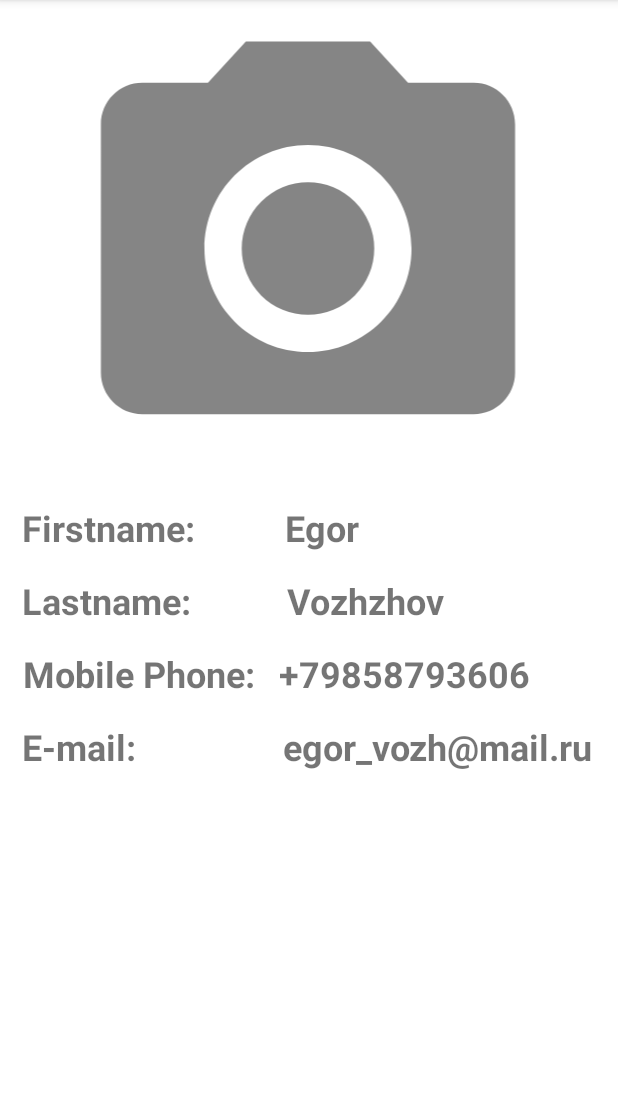
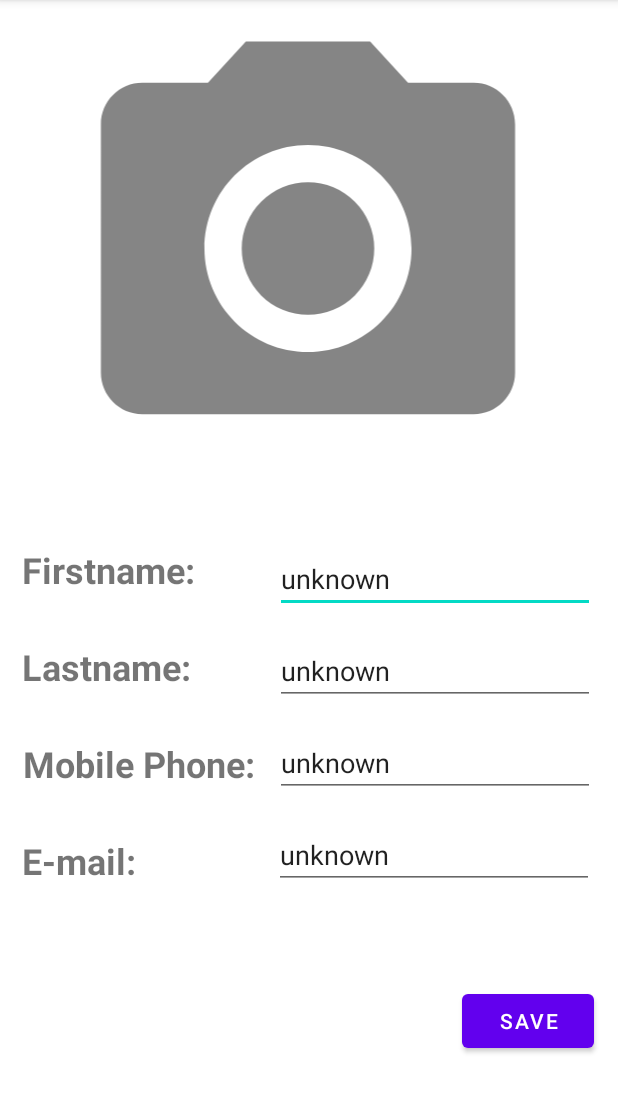
Before and after one commit to egorvozhzhov/MireaProject, an Android app: the fragment CameraFragment shown on its own in the app's theme, on a phone screen of 412 x 824 dp, the part 84-1197 px from its top. Run offline under Robolectric (Android 15) with nearby library versions, the phone set to English and light mode, and no system bars; pictures from the network do not load.

Commit message:
camera recorder temperature Add SharedPrefSettings to Profile

```diff
--- a/app/src/main/java/ru/mirea/vozhzhovea/mireaproject/CameraFragment.java
+++ b/app/src/main/java/ru/mirea/vozhzhovea/mireaproject/CameraFragment.java
@@ -3,7 +3,9 @@ package ru.mirea.vozhzhovea.mireaproject;
 import static android.Manifest.permission.WRITE_EXTERNAL_STORAGE;
 
 import android.app.Activity;
+import android.content.Context;
 import android.content.Intent;
+import android.content.SharedPreferences;
 import android.content.pm.PackageManager;
 import android.net.Uri;
 import android.os.Bundle;
@@ -54,20 +56,11 @@ public class CameraFragment extends Fragment {
     // TODO: Rename and change types of parameters
     private String mParam1;
     private String mParam2;
-
+    //SharedPreferences secureSharedPreferences = null;
     public CameraFragment() {
         // Required empty public constructor
     }
 
-    /**
-     * Use this factory method to create a new instance of
-     * this fragment using the provided parameters.
-     *
-     * @param param1 Parameter 1.
-     * @param param2 Parameter 2.
-     * @return A new instance of fragment CameraFragment.
-     */
-    // TODO: Rename and change types and number of parameters
     public static CameraFragment newInstance(String param1, String param2) {
         CameraFragment fragment = new CameraFragment();
         Bundle args = new Bundle();
@@ -92,6 +85,28 @@ public class CameraFragment extends Fragment {
         super.onCreate(savedInstanceState);
         binding = FragmentCameraBinding.inflate(inflater, container, false);
         View view = binding.getRoot();
+
+        SharedPreferences sharedPref = getActivity().getSharedPreferences("profile_info", Context.MODE_PRIVATE);;
+        String name = sharedPref.getString("NAME", "unknown");
+        String lastname = sharedPref.getString("LASTNAME", "unknown");
+        String phone= sharedPref.getString("PHONE", "unknown");
+        String mail = sharedPref.getString("MAIL", "unknown");
+        binding.edName.setText(name);
+        binding.edLastName.setText(lastname);
+        binding.edPhone.setText(phone);
+        binding.etMail.setText(mail);
+
+        binding.btnSave.setOnClickListener(new View.OnClickListener() {
+            @Override
+            public void onClick(View v) {
+                SharedPreferences.Editor editor = sharedPref.edit();
+                editor.putString("NAME", binding.edName.getText().toString());
+                editor.putString("LASTNAME", binding.edLastName.getText().toString());
+                editor.putString("PHONE", binding.edPhone.getText().toString());
+                editor.putString("MAIL", binding.etMail.getText().toString());
+                editor.apply();
+            }
+        });
 
         int cameraPermissionStatus = ContextCompat.checkSelfPermission(getContext(), android.Manifest.permission.CAMERA);
         int storagePermissionStatus = ContextCompat.checkSelfPermission(getContext(), WRITE_EXTERNAL_STORAGE);
@@ -159,4 +174,5 @@ public class CameraFragment extends Fragment {
                     && grantResults[0] == PackageManager.PERMISSION_GRANTED;
         }
     }
+
 }
--- a/app/src/main/java/ru/mirea/vozhzhovea/mireaproject/MainActivity.java
+++ b/app/src/main/java/ru/mirea/vozhzhovea/mireaproject/MainActivity.java
@@ -45,7 +45,7 @@ public class MainActivity extends AppCompatActivity {
         // Passing each menu ID as a set of Ids because each
         // menu should be considered as top level destinations.
         mAppBarConfiguration = new AppBarConfiguration.Builder(
-                R.id.nav_home, R.id.nav_gallery, R.id.nav_slideshow, R.id.nav_brouser, R.id.nav_data, R.id.MusicTimer, R.id.sensore)
+                R.id.nav_home, R.id.nav_brouser, R.id.nav_data, R.id.MusicTimer, R.id.sensore, R.id.sensore, R.id.cameraFragment)
                 .setOpenableLayout(drawer)
                 .build();
         NavController navController = Navigation.findNavController(this, R.id.nav_host_fragment_content_main);
--- a/app/src/main/res/layout/fragment_camera.xml
+++ b/app/src/main/res/layout/fragment_camera.xml
@@ -29,7 +29,7 @@
             android:layout_width="wrap_content"
             android:layout_height="wrap_content"
             android:layout_marginStart="5dp"
-            android:layout_marginTop="4dp"
+            android:layout_marginTop="32dp"
             android:text="Firstname:"
             android:textSize="24sp"
             android:textStyle="bold"
@@ -43,7 +43,7 @@
             android:layout_width="wrap_content"
             android:layout_height="wrap_content"
             android:layout_marginStart="5dp"
-            android:layout_marginTop="16dp"
+            android:layout_marginTop="32dp"
             android:text="Lastname:"
             android:textSize="24sp"
             android:textStyle="bold"
@@ -57,7 +57,7 @@
             android:layout_width="wrap_content"
             android:layout_height="wrap_content"
             android:layout_marginStart="5dp"
-            android:layout_marginTop="16dp"
+            android:layout_marginTop="32dp"
             android:text="Mobile Phone:"
             android:textSize="24sp"
             android:textStyle="bold"
@@ -71,7 +71,7 @@
             android:layout_width="wrap_content"
             android:layout_height="wrap_content"
             android:layout_marginStart="5dp"
-            android:layout_marginTop="16dp"
+            android:layout_marginTop="32dp"
             android:text="E-mail:"
             android:textSize="24sp"
             android:textStyle="bold"
@@ -80,59 +80,68 @@
             app:layout_constraintStart_toStartOf="parent"
             app:layout_constraintTop_toBottomOf="@+id/textView16" />
 
-        <TextView
-            android:id="@+id/textView18"
+        <EditText
+            android:id="@+id/edName"
             android:layout_width="wrap_content"
             android:layout_height="wrap_content"
-            android:layout_marginTop="4dp"
-            android:text="Egor"
-            android:textSize="24sp"
-            android:textStyle="bold"
+            android:layout_marginTop="32dp"
+            android:ems="10"
+            android:inputType="textPersonName"
+            android:text="Name"
             app:layout_constraintEnd_toEndOf="parent"
-            app:layout_constraintHorizontal_bias="0.259"
+            app:layout_constraintHorizontal_bias="0.774"
             app:layout_constraintStart_toEndOf="@+id/textView5"
             app:layout_constraintTop_toBottomOf="@+id/imageViewCamera" />
 
-        <TextView
-            android:id="@+id/textView20"
-            android:layout_width="wrap_content"
-            android:layout_height="wrap_content"
-            android:layout_marginStart="5dp"
-            android:layout_marginTop="16dp"
-            android:text="Vozhzhov"
-            android:textSize="24sp"
-            android:textStyle="bold"
-            app:layout_constraintEnd_toEndOf="parent"
-            app:layout_constraintHorizontal_bias="0.335"
-            app:layout_constraintStart_toEndOf="@+id/textView15"
-            app:layout_constraintTop_toBottomOf="@+id/textView18" />
-
-        <TextView
-            android:id="@+id/textView21"
+        <EditText
+            android:id="@+id/edLastName"
             android:layout_width="wrap_content"
             android:layout_height="wrap_content"
             android:layout_marginTop="16dp"
-            android:text="+79858793606"
-            android:textSize="24sp"
-            android:textStyle="bold"
+            android:ems="10"
+            android:inputType="textPersonName"
+            android:text="Name"
             app:layout_constraintEnd_toEndOf="parent"
-            app:layout_constraintHorizontal_bias="0.21"
-            app:layout_constraintStart_toEndOf="@+id/textView16"
-            app:layout_constraintTop_toBottomOf="@+id/textView20" />
+            app:layout_constraintHorizontal_bias="0.783"
+            app:layout_constraintStart_toEndOf="@+id/textView15"
+            app:layout_constraintTop_toBottomOf="@+id/edName" />
 
-        <TextView
-            android:id="@+id/textView22"
+        <EditText
+            android:id="@+id/edPhone"
             android:layout_width="wrap_content"
             android:layout_height="wrap_content"
             android:layout_marginTop="16dp"
-            android:layout_marginEnd="5dp"
-            android:text="egor_vozh@mail.ru"
-            android:textSize="24sp"
-            android:textStyle="bold"
+            android:ems="10"
+            android:inputType="textPersonName"
+            android:text="Name"
             app:layout_constraintEnd_toEndOf="parent"
-            app:layout_constraintHorizontal_bias="0.897"
+            app:layout_constraintHorizontal_bias="0.466"
+            app:layout_constraintStart_toEndOf="@+id/textView16"
+            app:layout_constraintTop_toBottomOf="@+id/edLastName" />
+
+        <EditText
+            android:id="@+id/etMail"
+            android:layout_width="wrap_content"
+            android:layout_height="wrap_content"
+            android:layout_marginTop="16dp"
+            android:ems="10"
+            android:inputType="textPersonName"
+            android:text="Name"
+            app:layout_constraintEnd_toEndOf="parent"
+            app:layout_constraintHorizontal_bias="0.854"
             app:layout_constraintStart_toEndOf="@+id/textView17"
-            app:layout_constraintTop_toBottomOf="@+id/textView21" />
+            app:layout_constraintTop_toBottomOf="@+id/edPhone" />
+
+        <Button
+            android:id="@+id/btnSave"
+            android:layout_width="wrap_content"
+            android:layout_height="wrap_content"
+            android:layout_marginTop="64dp"
+            android:text="Save"
+            app:layout_constraintEnd_toEndOf="parent"
+            app:layout_constraintHorizontal_bias="0.95"
+            app:layout_constraintStart_toStartOf="parent"
+            app:layout_constraintTop_toBottomOf="@+id/etMail" />
 
     </androidx.constraintlayout.widget.ConstraintLayout>
 
--- a/app/src/main/res/values/strings.xml
+++ b/app/src/main/res/values/strings.xml
@@ -15,7 +15,7 @@
     <string name="worker">MusicTimer</string>
     <string name="sensore">Sensor of temperature</string>
     <string name="audioRecorder">Audio Recorder</string>
-    <string name="camera">Camera</string>
+    <string name="camera">Camera/Profile</string>
     <!-- TODO: Remove or change this placeholder text -->
     <string name="hello_blank_fragment">Hello blank fragment</string>
 </resources>
```
Also changed, not shown: app/src/main/java/ru/mirea/vozhzhovea/mireaproject/AudioRecorder.java (+0 -45 lines), app/src/main/java/ru/mirea/vozhzhovea/mireaproject/ui/gallery/GalleryFragment.java (deleted, +0 -37 lines), app/src/main/java/ru/mirea/vozhzhovea/mireaproject/ui/gallery/GalleryViewModel.java (deleted, +0 -19 lines), app/src/main/java/ru/mirea/vozhzhovea/mireaproject/ui/slideshow/SlideshowFragment.java (deleted, +0 -37 lines), app/src/main/java/ru/mirea/vozhzhovea/mireaproject/ui/slideshow/SlideshowViewModel.java (deleted, +0 -19 lines), app/src/main/res/layout/fragment_gallery.xml (deleted, +0 -22 lines), app/src/main/res/layout/fragment_slideshow.xml (deleted, +0 -22 lines), app/src/main/res/menu/activity_main_drawer.xml (+0 -8 lines), app/src/main/res/navigation/mobile_navigation.xml (+1 -12 lines).
